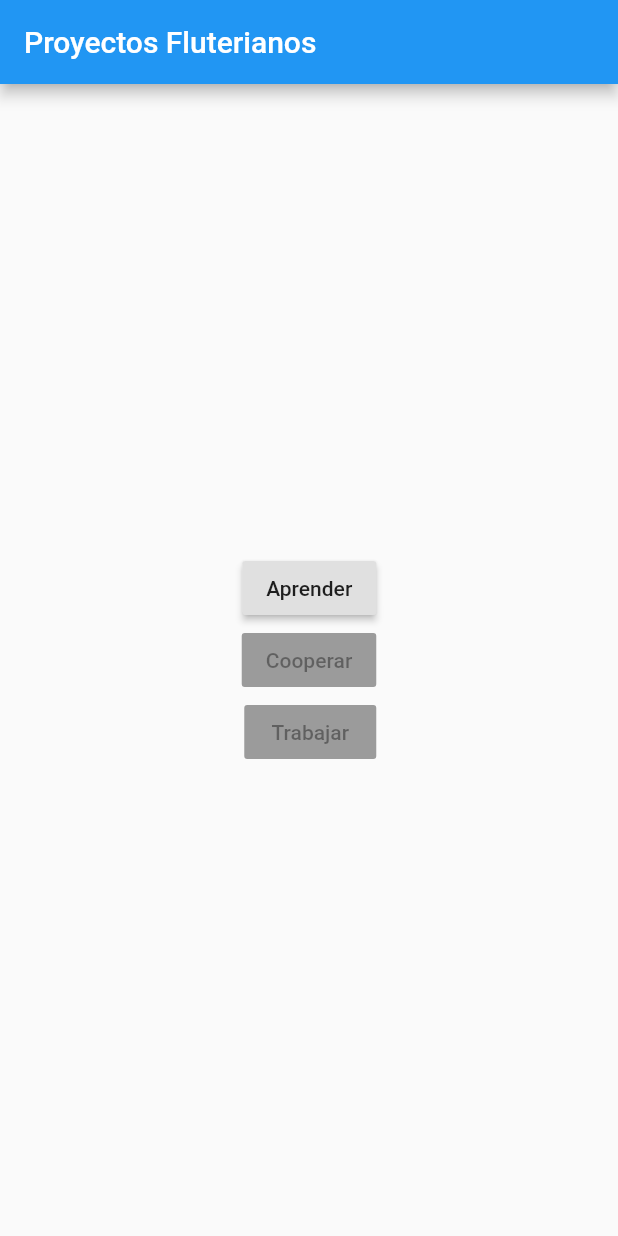
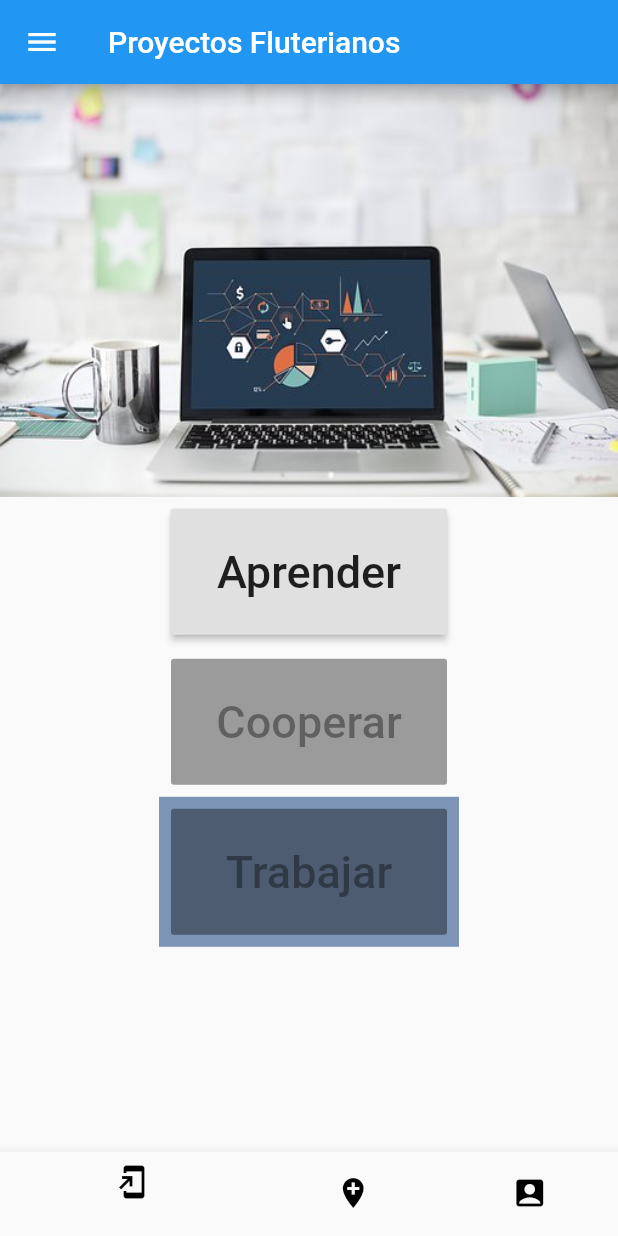
Before and after one commit to jomazao/fluterianos, a Flutter app: the screen it shows after launch, on a phone screen of 412 x 824 dp. Run offline on Flutter 3.47's test engine with Material 2 defaults, Android fonts, the phone set to English and light mode, and no system bars.

Commit message:
add images, y arreglos de button del home

```diff
--- a/lib/home.dart
+++ b/lib/home.dart
@@ -13,32 +13,101 @@ class Home extends StatelessWidget {
     );
   }
 
+  int _cIndex = 0;
 
   @override
   Widget build(BuildContext context) {
 
     return Scaffold(
       appBar: AppBar(
+
         title: Text("Proyectos Fluterianos"),
       ),
+      drawer: Drawer(
+        child: ListView(
+          children: <Widget>[],
+        ),
+
+
+      ),
+
       body: Center(
         child: Column(
-          mainAxisAlignment: MainAxisAlignment.center,
-          crossAxisAlignment: CrossAxisAlignment.end,
+          mainAxisAlignment: MainAxisAlignment.start,
+
+          crossAxisAlignment: CrossAxisAlignment.center,
+
           children: <Widget>[
-            RaisedButton(
-              child: Text("Aprender"),
-              onPressed: ()=>_aprender(context),
+
+            Image.asset("assets/images/home.jpg"),
+
+
+            Container(
+              padding: EdgeInsets.all(8.0),
+              height: 100,
+              width: 200,
+              child: RaisedButton(
+                child: Text("Aprender",style: TextStyle(fontSize: 30),),
+                onPressed: ()=>_aprender(context),
+              ),
             ),
-            RaisedButton(
-              child: Text("Cooperar"),
+
+            Container(
+
+              padding: EdgeInsets.all(8.0),
+              height:100,
+            width: 200,
+            child: RaisedButton(
+              child: Text("Cooperar",style: TextStyle(fontSize: 30),),
             ),
-            RaisedButton(
-              child: Text("Trabajar"),
-            )
+            ),
+
+
+            Container(
+              padding: EdgeInsets.all(8.0),
+              height:100,
+              width: 200,
+
+            decoration: BoxDecoration(
+
+              color: const Color(0xff7c94b6),
+            ),
+
+
+            child: RaisedButton(
+              child: Text("Trabajar",style: TextStyle(fontSize: 30),),
+
+
+
+            ),
+            ),
           ],
         ),
       ),
+
+      bottomNavigationBar: BottomNavigationBar(
+
+        currentIndex: _cIndex,
+        type: BottomNavigationBarType.shifting,
+        items: [
+      BottomNavigationBarItem(
+      icon: Icon(Icons.add_to_home_screen ,color: Color.fromARGB(255, 0, 0, 0)),
+        title: new Text('')
+      ),
+
+          BottomNavigationBarItem(
+              icon: Icon(Icons.add_location ,color: Color.fromARGB(255, 0, 0, 0)),
+              title: new Text('')
+          ),
+
+          BottomNavigationBarItem(
+              icon: Icon(Icons.account_box ,color: Color.fromARGB(255, 0, 0, 0)),
+              title: new Text('')
+          ),
+
+        ]
+      ),
+
     );
   }
 }
--- a/lib/main.dart
+++ b/lib/main.dart
@@ -22,7 +22,9 @@ class MyApp extends StatelessWidget {
         // is not restarted.
         primarySwatch: Colors.blue,
       ),
-      home: Home(),
+
+      home:  Home(),
+
     );
   }
 }
@@ -93,6 +95,8 @@ class _MyHomePageState extends State<MyHomePage> {
           // horizontal).
           mainAxisAlignment: MainAxisAlignment.center,
           children: <Widget>[
+
+
             Text(
               'You have pushed the button this many times:',
             ),
--- a/pubspec.yaml
+++ b/pubspec.yaml
@@ -40,6 +40,8 @@ flutter:
   # the material Icons class.
   uses-material-design: true
 
+  assets:
+    - assets/images/
   # To add assets to your application, add an assets section, like this:
   # assets:
   #  - images/a_dot_burr.jpeg
```
Also changed, not shown: assets/images/home.jpg (added), pubspec.lock.
